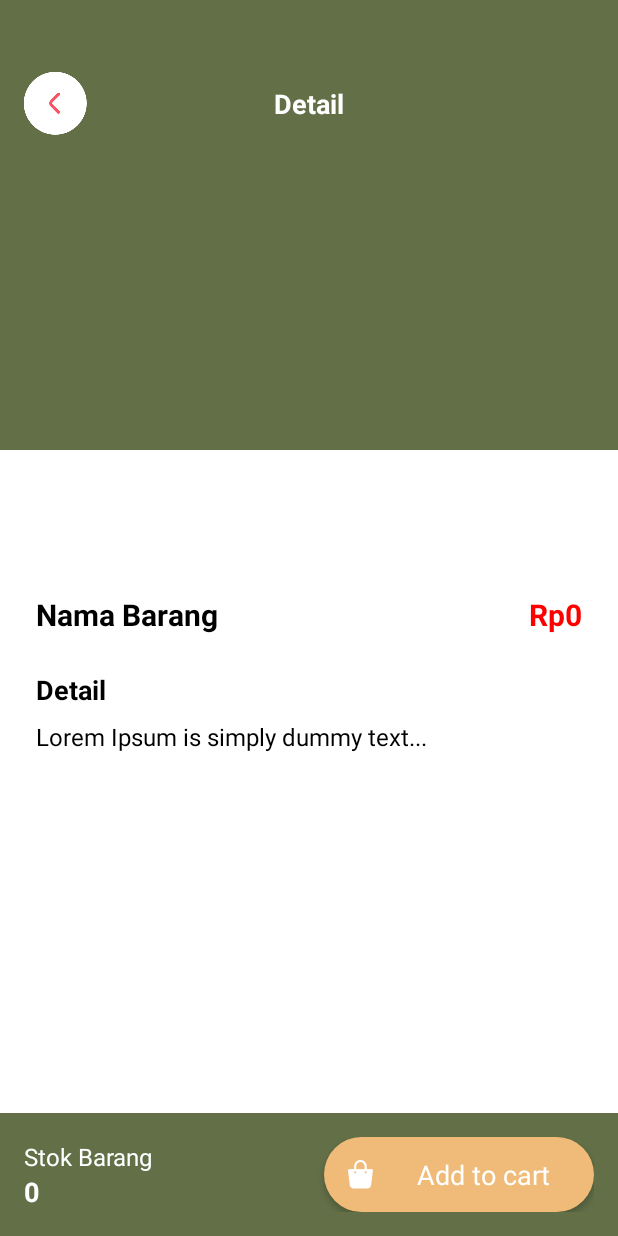
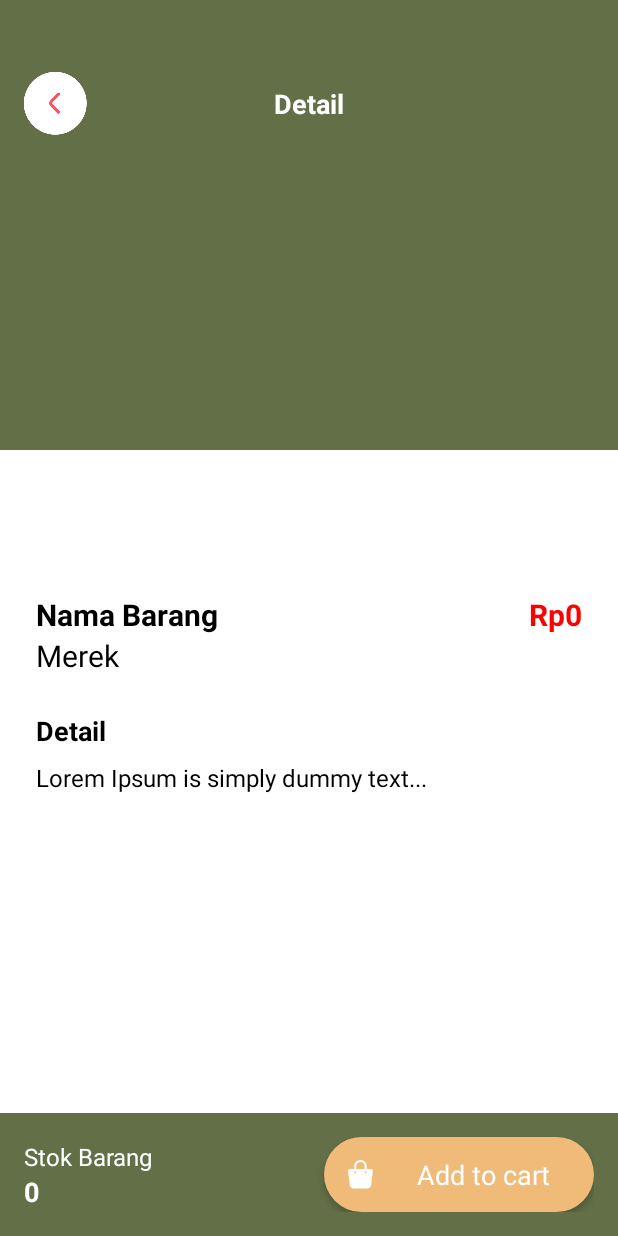
Before and after one commit to royahfs/TaniMart, an Android app: the DetailProdukActivity screen opened directly, with no data from a screen before it, on a phone screen of 412 x 824 dp. Run offline under Robolectric (Android 15) with nearby library versions, the phone set to English and light mode, and no system bars; our stand-ins replace Firebase (no records; nobody signed in at launch, a user with empty details on screens opened directly); libraries missing offline, so code that uses them is left out: com.itextpdf.kernel; pictures from the network do not load; 1 statement that could not run was skipped.

Commit message:
initial commit

```diff
--- a/app/src/main/res/layout/activity_detail_produk.xml
+++ b/app/src/main/res/layout/activity_detail_produk.xml
@@ -159,7 +159,7 @@
                         android:id="@+id/namaBarangDetail"
                         android:layout_width="0dp"
                         android:layout_height="wrap_content"
-                        android:layout_weight="1"
+                        android:layout_weight="2"
                         android:text="Nama Barang"
                         android:textColor="@color/black"
                         android:textSize="20sp"
@@ -175,6 +175,15 @@
                         android:textSize="20sp"
                         android:textStyle="bold" />
                 </LinearLayout>
+
+                <TextView
+                    android:id="@+id/merekDetail"
+                    android:layout_width="wrap_content"
+                    android:layout_height="wrap_content"
+                    android:layout_weight="1"
+                    android:text="Merek"
+                    android:textColor="@color/black"
+                    android:textSize="20sp"/>
 
                 <TextView
                     android:id="@+id/textView8"
```
Also changed, not shown: app/src/main/java/com/example/tanimart/ui/adapter/DaftarProdukAdapter.java (line endings or trailing spaces), app/src/main/java/com/example/tanimart/ui/common/inventory/DaftarProdukActivity.java (line endings or trailing spaces), app/src/main/java/com/example/tanimart/ui/common/inventory/DaftarProdukViewModel.java (line endings or trailing spaces), app/src/main/java/com/example/tanimart/ui/common/inventory/DetailProdukActivity.java (line endings or trailing spaces), app/src/main/java/com/example/tanimart/ui/kasir/transaksi/CartActivity.java (line endings or trailing spaces).
